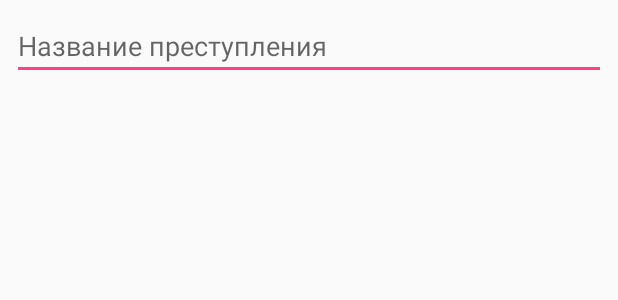
After one commit to bupyc9/CriminalIntent, an Android app: the layout fragment_crime.xml on its own in the app's theme, with its tools: preview values and no code run, on a phone screen of 412 x 824 dp. The commit adds this screen. Shown: the top 300 px of the screen. Run offline under Robolectric (Android 15) with nearby library versions, the phone set to English and light mode, and no system bars.

Commit message:
Фрагмент добавления преступления

```diff
--- /dev/null
+++ b/app/src/main/res/layout/fragment_crime.xml
@@ -0,0 +1,24 @@
+<?xml version="1.0" encoding="utf-8"?>
+<android.support.constraint.ConstraintLayout
+    xmlns:android="http://schemas.android.com/apk/res/android"
+    xmlns:app="http://schemas.android.com/apk/res-auto"
+    android:layout_width="match_parent"
+    android:layout_height="match_parent">
+
+    <EditText
+        android:id="@+id/crime_title"
+        android:layout_width="0dp"
+        android:layout_height="wrap_content"
+        android:layout_marginLeft="8dp"
+        android:layout_marginRight="8dp"
+        android:layout_marginTop="8dp"
+        android:ems="10"
+        android:hint="@string/crime_title_hint"
+        android:inputType="text"
+        app:layout_constraintLeft_toLeftOf="parent"
+        app:layout_constraintRight_toRightOf="parent"
+        app:layout_constraintTop_toTopOf="parent"
+        android:layout_marginStart="8dp"
+        android:layout_marginEnd="8dp"/>
+
+</android.support.constraint.ConstraintLayout>
--- a/app/src/main/res/values/strings.xml
+++ b/app/src/main/res/values/strings.xml
@@ -1,3 +1,4 @@
 <resources>
     <string name="app_name">Criminal Intent</string>
+    <string name="crime_title_hint">Название преступления</string>
 </resources>
```
Also changed, not shown: app/src/main/java/ru/bupyc9/criminalintent/ui/CrimeFragment.kt (added, +49 -0 lines).
